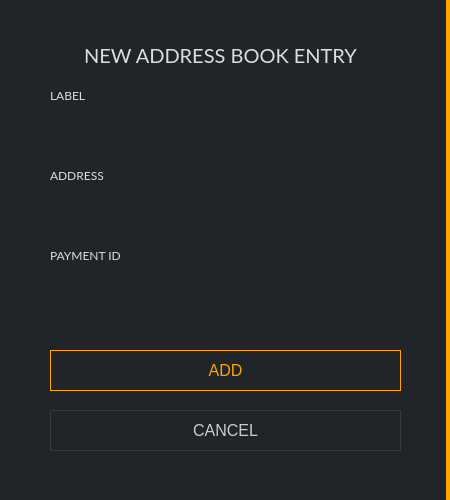
Above: src/gui/ui/newaddressdialog.ui from ConcealNetwork/conceal-desktop before the change. Below: the same form after it.
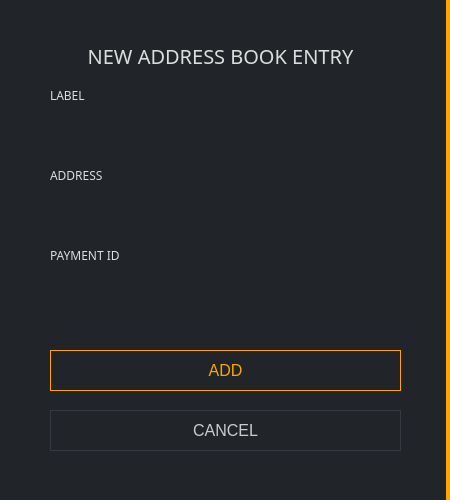
That is the form after the change.

The edit to the form file:
```diff
--- a/src/gui/ui/newaddressdialog.ui
+++ b/src/gui/ui/newaddressdialog.ui
@@ -50,7 +50,7 @@
       </property>
       <property name="font">
        <font>
-        <family>Lato</family>
+        <family>Raleway</family>
         <pointsize>15</pointsize>
        </font>
       </property>
@@ -88,7 +88,7 @@
       </property>
       <property name="font">
        <font>
-        <family>Lato</family>
+        <family>Raleway</family>
         <pointsize>9</pointsize>
        </font>
       </property>
@@ -160,7 +160,7 @@
       </property>
       <property name="font">
        <font>
-        <family>Lato</family>
+        <family>Raleway</family>
         <pointsize>9</pointsize>
        </font>
       </property>
@@ -214,7 +214,7 @@
       </property>
       <property name="font">
        <font>
-        <family>Lato</family>
+        <family>Raleway</family>
         <pointsize>9</pointsize>
        </font>
       </property>
```
Left out of the diff: 6 changed lines with no effect on the pictures.
